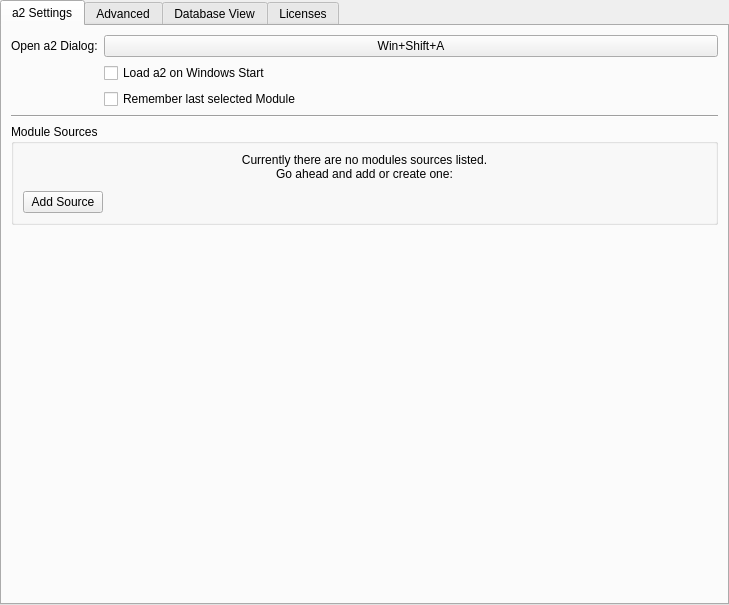
Qt form ui/a2widget/a2settings_view.ui (ewerybody/a2) before a commit.
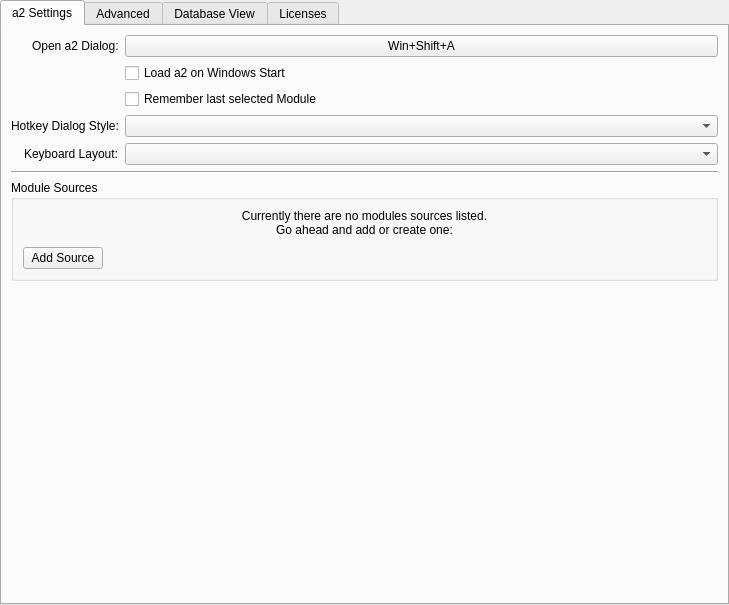
The same form after that commit. Custom widgets are drawn as their Qt base class.

Commit message: prep and added ui for hotkey dialog and keyboard layout

```diff
--- a/ui/a2widget/a2settings_view.ui
+++ b/ui/a2widget/a2settings_view.ui
@@ -69,7 +69,7 @@
            </property>
           </widget>
          </item>
-         <item row="3" column="0" colspan="2">
+         <item row="5" column="0" colspan="2">
           <widget class="Line" name="line_2">
            <property name="sizePolicy">
             <sizepolicy hsizetype="Minimum" vsizetype="Fixed">
@@ -88,6 +88,26 @@
            </property>
           </widget>
          </item>
+         <item row="3" column="0">
+          <widget class="QLabel" name="label_7">
+           <property name="text">
+            <string notr="true">Hotkey Dialog Style:</string>
+           </property>
+          </widget>
+         </item>
+         <item row="4" column="0">
+          <widget class="QLabel" name="label_13">
+           <property name="text">
+            <string notr="true">Keyboard Layout:</string>
+           </property>
+          </widget>
+         </item>
+         <item row="3" column="1">
+          <widget class="QComboBox" name="hk_dialog_style"/>
+         </item>
+         <item row="4" column="1">
+          <widget class="QComboBox" name="hk_dialog_layout"/>
+         </item>
         </layout>
        </item>
        <item>
```
Left out of the diff: 11 changed lines with no effect on the pictures. The commit also changes 2 other files.
